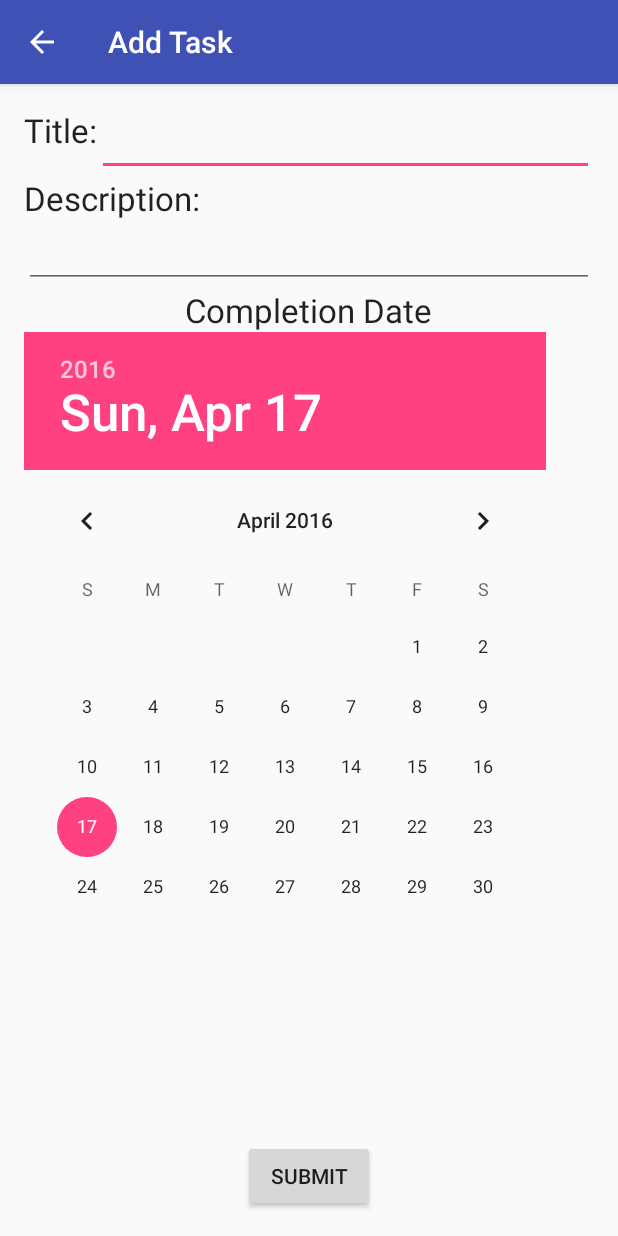
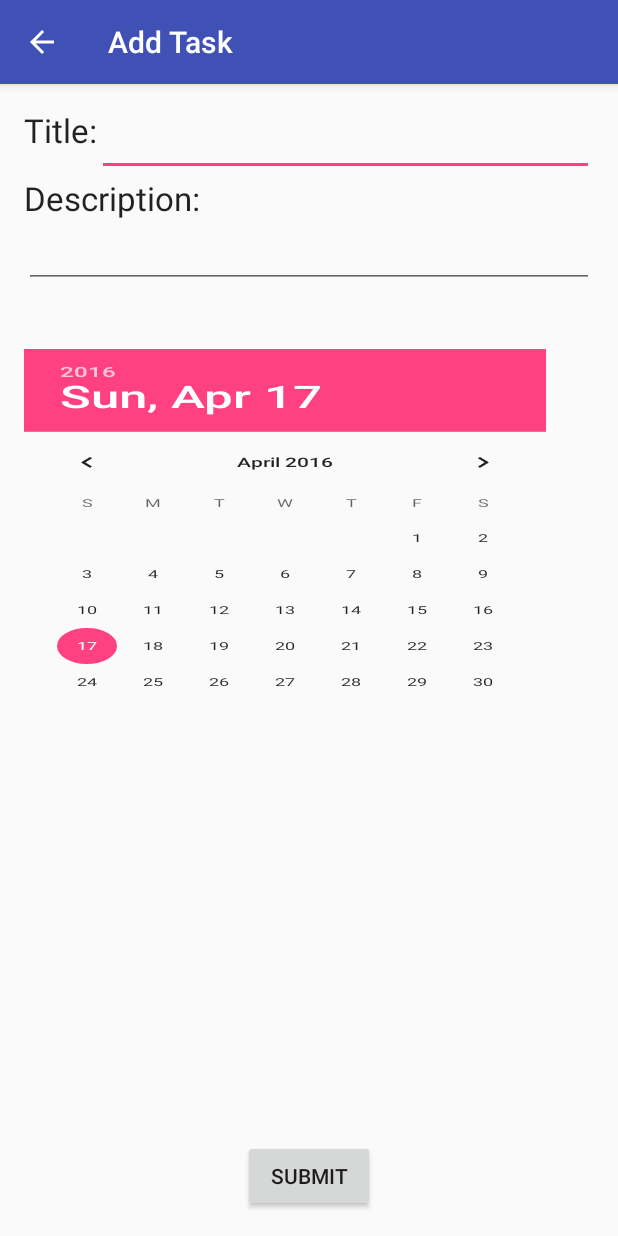
Before and after one commit to ScottLegrove/HoneyDueAndroid, an Android app: the AddTaskActivity screen opened directly, with no data from a screen before it, on a phone screen of 412 x 824 dp. Run offline under Robolectric (Android 15) with nearby library versions, the phone set to English and light mode, and no system bars; 2 statements that could not run were skipped.

Commit message:
-added the share list method to ListHelper class. fixed a bug with adding a task finishing the current task and toasting the message on success. Bug still exists for heiarchal back button crashing out the app. -Also resized the x and y scales on the date picker so that it fits the screen although it still looks like shit, sorry guys - also parsed the date going into the add task as a precondition. in the activity not the helper.

```diff
--- a/app/src/main/java/pragmaticdevelopment/com/honeydue/AddTaskActivity.java
+++ b/app/src/main/java/pragmaticdevelopment/com/honeydue/AddTaskActivity.java
@@ -1,5 +1,6 @@
 package pragmaticdevelopment.com.honeydue;
 
+import android.content.Intent;
 import android.os.Bundle;
 import android.support.design.widget.FloatingActionButton;
 import android.support.design.widget.Snackbar;
@@ -9,14 +10,18 @@ import android.view.View;
 import android.widget.Button;
 import android.widget.DatePicker;
 import android.widget.EditText;
+import android.widget.Toast;
 
+import java.util.Calendar;
 import java.util.Date;
+import java.util.GregorianCalendar;
 
 import pragmaticdevelopment.com.honeydue.HelperClasses.TaskHelper;
 
 public class AddTaskActivity extends AppCompatActivity {
     private int listId;
     private String uToken;
+    private String LIST_TITLE_EXTRA;
 
     @Override
     protected void onCreate(Bundle savedInstanceState) {
@@ -29,6 +34,7 @@ public class AddTaskActivity extends AppCompatActivity {
 
         this.listId = getIntent().getExtras().getInt("listId");
         this.uToken = getIntent().getExtras().getString("uToken");
+        this.LIST_TITLE_EXTRA = getIntent().getStringExtra("LIST_TITLE_EXTRA");
         Button button = (Button) findViewById(R.id.btnSubmitTask);
 
         button.setOnClickListener(new View.OnClickListener(){
@@ -39,8 +45,14 @@ public class AddTaskActivity extends AppCompatActivity {
                 EditText title = (EditText)findViewById(R.id.editTxtTaskTitle);
                 EditText desc = (EditText)findViewById(R.id.editTxtTaskDesc);
                 DatePicker datePicker = (DatePicker)findViewById(R.id.datePickTaskDate);
-                Date date = new Date(datePicker.getYear() - 1900, datePicker.getMonth(), datePicker.getDayOfMonth());
+
+                Calendar cal = GregorianCalendar.getInstance();
+                cal.set(datePicker.getMonth(), datePicker.getDayOfMonth(), 1900 + datePicker.getYear());
+                Date date = cal.getTime();
                 TaskHelper.createListItem(id, title.getText().toString(),desc.getText().toString(), date, token);
+
+                Toast.makeText(getApplicationContext(), "Task Succesfully Added", Toast.LENGTH_LONG).show();
+                finish();
             }
         });
     }
--- a/app/src/main/res/layout/content_add_task.xml
+++ b/app/src/main/res/layout/content_add_task.xml
@@ -32,15 +32,6 @@
         android:layout_alignParentLeft="true"
         android:layout_alignParentStart="true" />
 
-    <TextView
-        android:layout_width="wrap_content"
-        android:layout_height="wrap_content"
-        android:textAppearance="?android:attr/textAppearanceLarge"
-        android:text="Completion Date"
-        android:id="@+id/textView5"
-        android:layout_below="@+id/editTxtTaskDesc"
-        android:layout_centerHorizontal="true" />
-
     <Button
         android:layout_width="wrap_content"
         android:layout_height="wrap_content"
@@ -74,12 +65,13 @@
     <DatePicker
         android:layout_width="wrap_content"
         android:layout_height="wrap_content"
+        android:scaleX="1"
+        android:scaleY=".6"
         android:id="@+id/datePickTaskDate"
         android:datePickerMode="calendar"
-        android:layout_below="@+id/textView5"
+        android:focusable="true"
+        android:nestedScrollingEnabled="true"
+        android:layout_below="@+id/textView4"
         android:layout_alignParentLeft="true"
-        android:layout_alignParentStart="true"
-        android:layout_above="@+id/btnSubmitTask"
-        android:focusable="true"
-        android:nestedScrollingEnabled="true" />
+        android:layout_alignParentStart="true" />
 </RelativeLayout>
```
Also changed, not shown: app/src/main/java/pragmaticdevelopment/com/honeydue/HelperClasses/ListHelper.java (+11 -0 lines), 1 other file.
